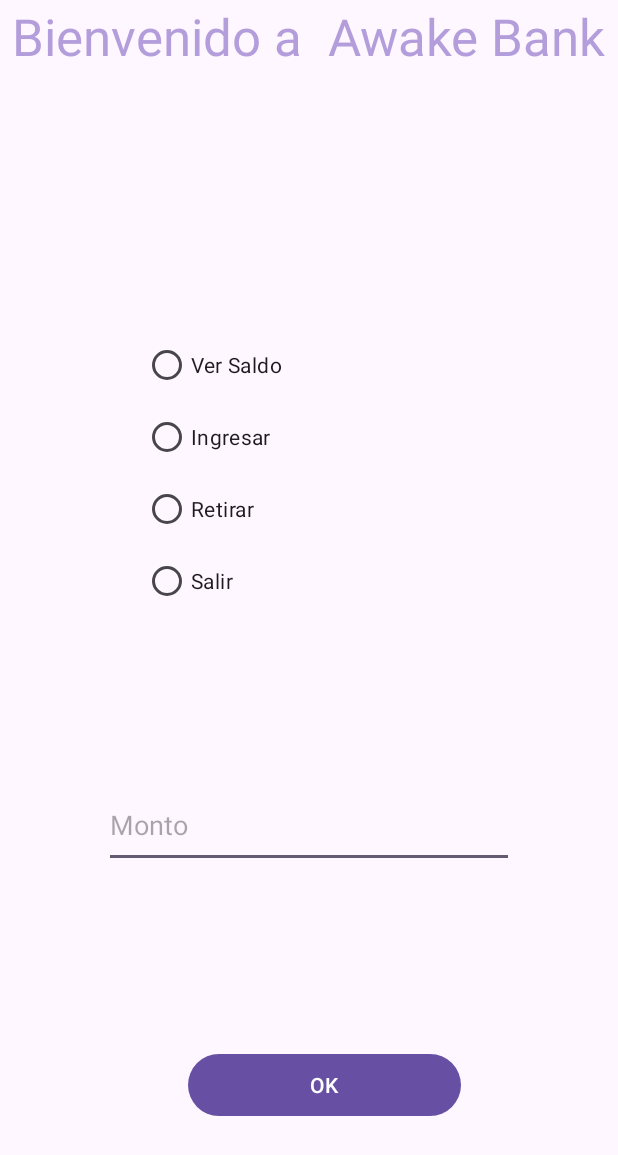
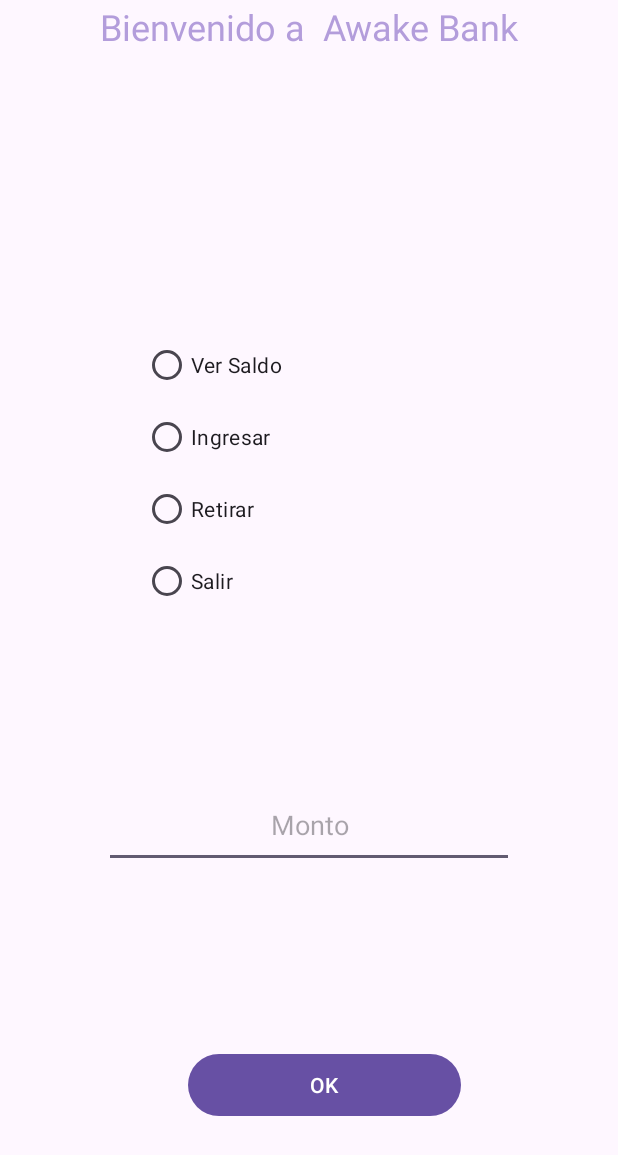
Before and after one commit to Gingin90/Ejercicio14m5, an Android app: the screen it shows after launch (MainActivity), on a phone screen of 412 x 824 dp. Shown: the top 1155 px of the screen. Run offline under Robolectric (Android 15) with nearby library versions, the phone set to English and light mode, and no system bars.

Commit message:
Ejercicio 14 m5 finalizado

```diff
--- a/app/src/main/res/layout/activity_main.xml
+++ b/app/src/main/res/layout/activity_main.xml
@@ -13,6 +13,7 @@
         android:layout_width="221dp"
         android:layout_height="198dp"
         android:layout_marginBottom="104dp"
+        android:visibility="visible"
         app:layout_constraintBottom_toTopOf="@+id/textMonto"
         app:layout_constraintEnd_toEndOf="parent"
         app:layout_constraintStart_toStartOf="parent">
@@ -74,7 +75,7 @@
         android:text="Bienvenido a  Awake Bank"
         android:textAlignment="center"
         android:textColor="#B39DDB"
-        android:textSize="34sp"
+        android:textSize="24sp"
         app:layout_constraintEnd_toEndOf="parent"
         app:layout_constraintHorizontal_bias="0.571"
         app:layout_constraintStart_toStartOf="parent"
@@ -89,6 +90,7 @@
         android:ems="10"
         android:hint="Monto"
         android:inputType="number"
+        android:textAlignment="center"
         app:layout_constraintBottom_toTopOf="@+id/buttonOk"
         app:layout_constraintEnd_toEndOf="parent"
         app:layout_constraintStart_toStartOf="parent" />
```
